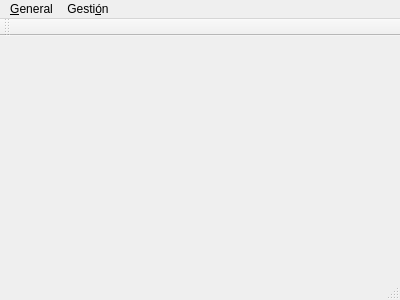
Old version of the form gui/mainwindow.ui in the repository rogorido/qtpredicadores.
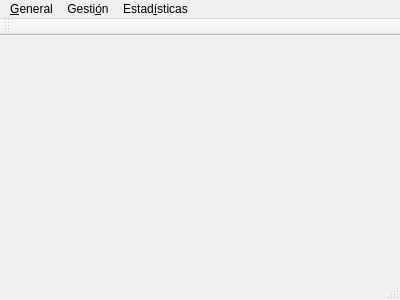
New version of the form.

Commit message: Acceder al nuevo form para estadísticas

Diff of the .ui file:
```diff
--- a/gui/mainwindow.ui
+++ b/gui/mainwindow.ui
@@ -46,8 +46,15 @@
     <addaction name="actionCasas"/>
     <addaction name="actionCapituli"/>
    </widget>
+   <widget class="QMenu" name="menuEstad_sticas">
+    <property name="title">
+     <string>Estad&amp;ísticas</string>
+    </property>
+    <addaction name="actionGeneralEstadisticas"/>
+   </widget>
    <addaction name="menuGeneral"/>
    <addaction name="menuGestion"/>
+   <addaction name="menuEstad_sticas"/>
   </widget>
   <widget class="QToolBar" name="mainToolBar">
    <attribute name="toolBarArea">
```
Left out of the diff: 5 changed lines with no effect on the pictures. The commit also changes 2 other files.
